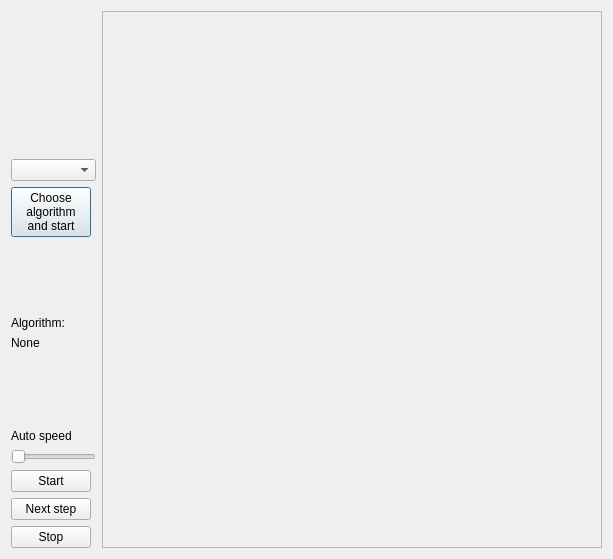
Old version of the form Graph_algorithms/GraphUI/graphplotwindow.ui in the repository symphony-of-nirfolio-uni/graph-algorithms.
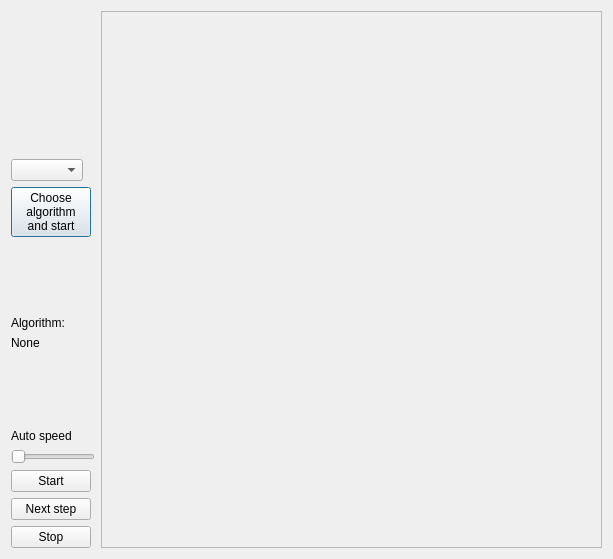
New version of the form.

Commit message: expanding window fix

Patch:
```diff
--- a/Graph_algorithms/GraphUI/graphplotwindow.ui
+++ b/Graph_algorithms/GraphUI/graphplotwindow.ui
@@ -30,7 +30,14 @@
       </spacer>
      </item>
      <item>
-      <widget class="QComboBox" name="algo_list"/>
+      <widget class="QComboBox" name="algo_list">
+       <property name="sizePolicy">
+        <sizepolicy hsizetype="Fixed" vsizetype="Fixed">
+         <horstretch>0</horstretch>
+         <verstretch>0</verstretch>
+        </sizepolicy>
+       </property>
+      </widget>
      </item>
      <item>
       <widget class="QPushButton" name="choose_algo_button">
@@ -111,6 +118,12 @@
      </item>
      <item>
       <widget class="QSlider" name="speedSlider">
+       <property name="sizePolicy">
+        <sizepolicy hsizetype="Fixed" vsizetype="Fixed">
+         <horstretch>0</horstretch>
+         <verstretch>0</verstretch>
+        </sizepolicy>
+       </property>
        <property name="orientation">
         <enum>Qt::Horizontal</enum>
        </property>
```
